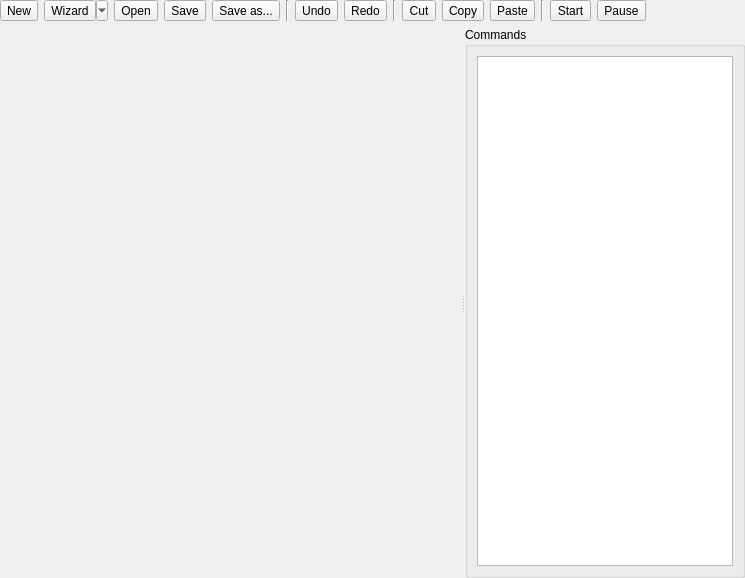
Old version of the form cct/qtgui2/main/scripting/scripting.ui in the repository awacha/cct.
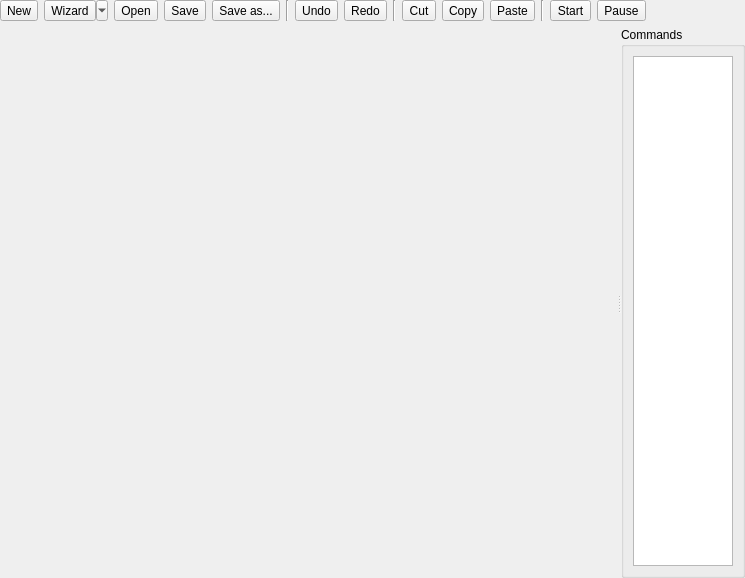
New version of the form. Icons and pictures are not drawn.

Commit message: Scripting UI tuning

```diff
--- a/cct/qtgui2/main/scripting/scripting.ui
+++ b/cct/qtgui2/main/scripting/scripting.ui
@@ -293,7 +293,7 @@
      </property>
      <widget class="QTabWidget" name="tabWidget">
       <property name="sizePolicy">
-       <sizepolicy hsizetype="Expanding" vsizetype="Expanding">
+       <sizepolicy hsizetype="MinimumExpanding" vsizetype="Expanding">
         <horstretch>1</horstretch>
         <verstretch>0</verstretch>
        </sizepolicy>
@@ -310,7 +310,7 @@
      </widget>
      <widget class="QGroupBox" name="groupBox">
       <property name="sizePolicy">
-       <sizepolicy hsizetype="Maximum" vsizetype="Preferred">
+       <sizepolicy hsizetype="Preferred" vsizetype="Preferred">
         <horstretch>0</horstretch>
         <verstretch>0</verstretch>
        </sizepolicy>
@@ -322,11 +322,17 @@
        <item>
         <widget class="QListWidget" name="listWidget">
          <property name="sizePolicy">
-          <sizepolicy hsizetype="Maximum" vsizetype="Expanding">
+          <sizepolicy hsizetype="Preferred" vsizetype="Expanding">
            <horstretch>0</horstretch>
            <verstretch>0</verstretch>
           </sizepolicy>
          </property>
+         <property name="horizontalScrollBarPolicy">
+          <enum>Qt::ScrollBarAlwaysOff</enum>
+         </property>
+         <property name="sizeAdjustPolicy">
+          <enum>QAbstractScrollArea::AdjustToContents</enum>
+         </property>
         </widget>
        </item>
       </layout>
```
The commit also changes 1 other file.
